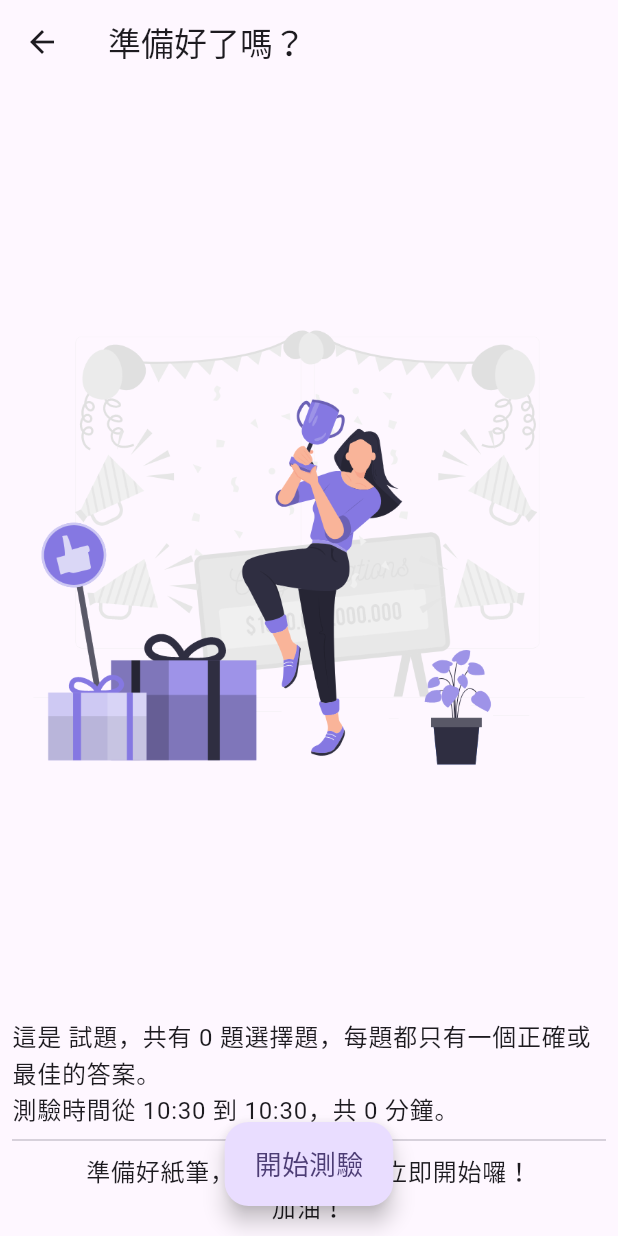
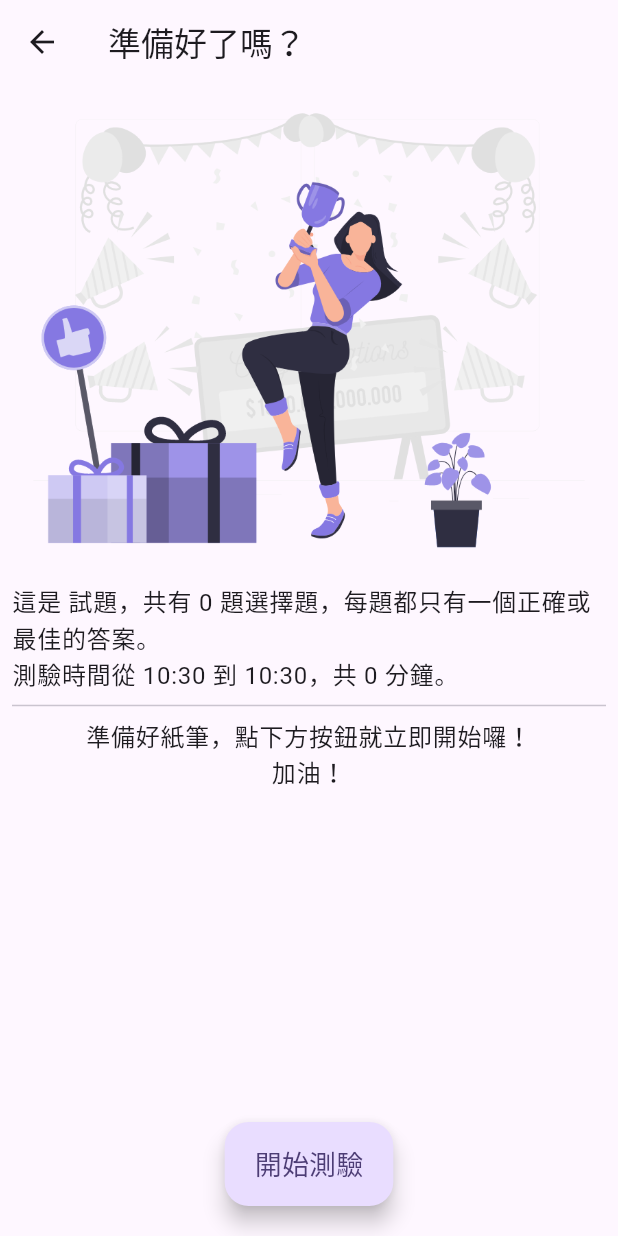
Before and after one commit to SiongSng/cap-countdown, a Flutter app: the PrepareSimulationExamPage screen opened directly with empty values, on a phone screen of 412 x 824 dp. Run offline on Flutter 3.47's test engine with Material 2 defaults, Android fonts, the phone set to English and light mode, and no system bars; our stand-ins replace audioplayers, flutter_colorpicker, flutter_markdown, flutter_spinkit, line_icons, lottie and 2 more; missing offline and left inert: dart:html, latext.

Commit message:
Update paper_simulation_exam_page.dart

```diff
--- a/lib/src/pages/exam/paper_simulation_exam_page.dart
+++ b/lib/src/pages/exam/paper_simulation_exam_page.dart
@@ -51,9 +51,7 @@ class _PrepareSimulationExamPageState extends State<PrepareSimulationExamPage> {
             padding: const EdgeInsets.all(8.0),
             child: Column(
               children: [
-                Expanded(
-                  child: Image.asset('assets/images/materials/awards.png'),
-                ),
+                Image.asset('assets/images/materials/awards.png'),
                 const SizedBox(height: 12),
                 Column(
                   crossAxisAlignment: CrossAxisAlignment.start,
```
